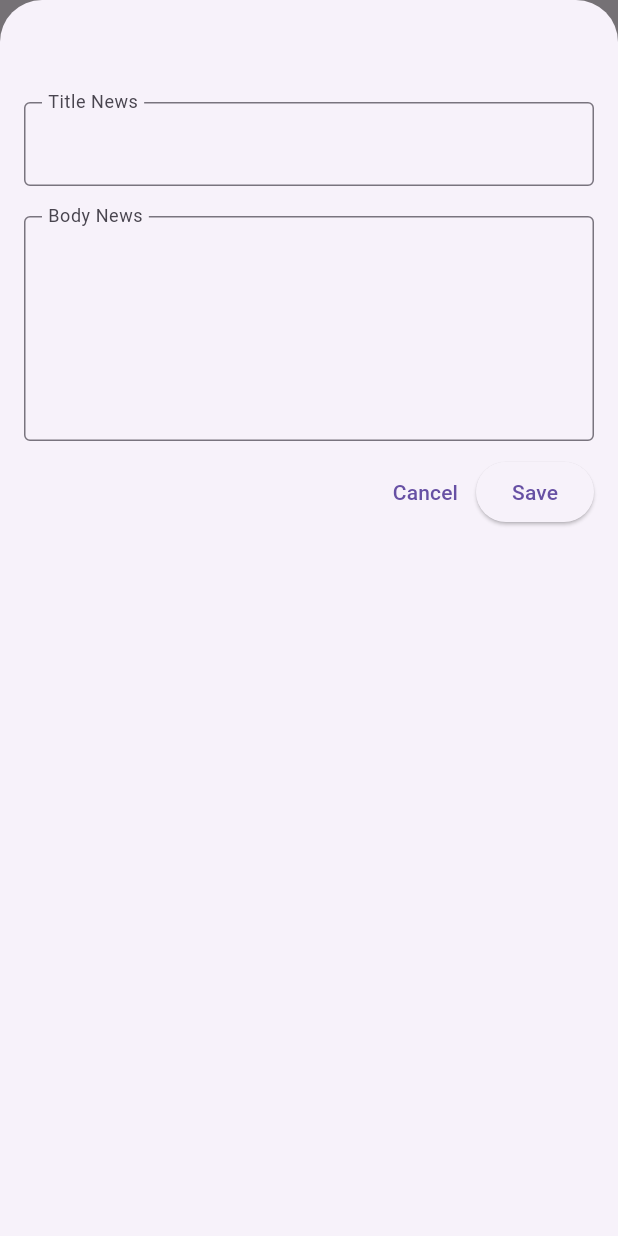
After one commit to Navyrine/news_app, a Flutter app: the screen it shows after launch, after a tap on the "add" icon, on a phone screen of 412 x 824 dp. The commit adds this screen. Run offline on Flutter 3.47's test engine with Material 3 defaults, Android fonts, the phone set to English and light mode, and no system bars.

Commit message:
membuat halaman form news

```diff
--- a/lib/widgets/home_screen.dart
+++ b/lib/widgets/home_screen.dart
@@ -1,5 +1,6 @@
 import 'package:flutter/material.dart';
 import 'package:news_app/models/news.dart';
+import 'package:news_app/widgets/news_form.dart';
 import 'package:news_app/widgets/news_list/news_list.dart';
 
 class HomeScreen extends StatefulWidget
@@ -27,11 +28,26 @@ class _HomeScreenState extends State<HomeScreen>
     )
   ];
 
+  void _openFormNews()
+  {
+    showModalBottomSheet(
+      isScrollControlled: true,
+      context: context,
+      builder: (ctx) => const NewsForm()
+    );
+  }
+
   @override
   Widget build(BuildContext context) {
     return Scaffold(
       appBar: AppBar(
         title: const Text("News App"),
+        actions: [
+          IconButton(
+            onPressed: _openFormNews,
+            icon: const Icon(Icons.add)
+          )
+        ],
       ),
       body: Column(
         children: [
--- /dev/null
+++ b/lib/widgets/news_form.dart
@@ -0,0 +1,71 @@
+import 'package:flutter/material.dart';
+
+class NewsForm extends StatefulWidget
+{
+  const NewsForm({
+    super.key
+  });
+
+  @override
+  State<StatefulWidget> createState() {
+    return _NewsFormState();
+  }
+}
+
+class _NewsFormState extends State<NewsForm>
+{
+  final _titleController = TextEditingController();
+  final _bodyController = TextEditingController();
+
+  @override
+  Widget build(BuildContext context) {
+    return Padding(
+      padding: const EdgeInsets.fromLTRB(16, 48, 16, 16),
+      child: Column(
+        children: [
+          const SizedBox(height: 20),
+          TextField(
+            controller: _titleController,
+            decoration: const InputDecoration(
+              label: Text("Title News"),
+              floatingLabelBehavior: FloatingLabelBehavior.always,
+              border: OutlineInputBorder(),
+            ),
+          ),
+          const SizedBox(height: 20),
+          SizedBox(
+            height: 150,
+            child: TextField(
+              controller: _bodyController,
+              decoration: const InputDecoration(
+                label: Text("Body News"),
+                floatingLabelBehavior: FloatingLabelBehavior.always,
+                border: OutlineInputBorder(),
+                alignLabelWithHint: true
+              ),
+              keyboardType: TextInputType.multiline,
+              maxLines: null,
+              expands: true,
+            ),
+          ),
+          const SizedBox(height: 10),
+          Row(
+            mainAxisAlignment: MainAxisAlignment.end,
+            children: [
+              TextButton(
+                onPressed: () {
+                  Navigator.pop(context);
+                },
+                child: const Text("Cancel")
+              ),
+              ElevatedButton(
+                onPressed: () {},
+                child: const Text("Save")
+              )
+            ],
+          )
+        ],
+      ),
+    );
+  }
+}
```
